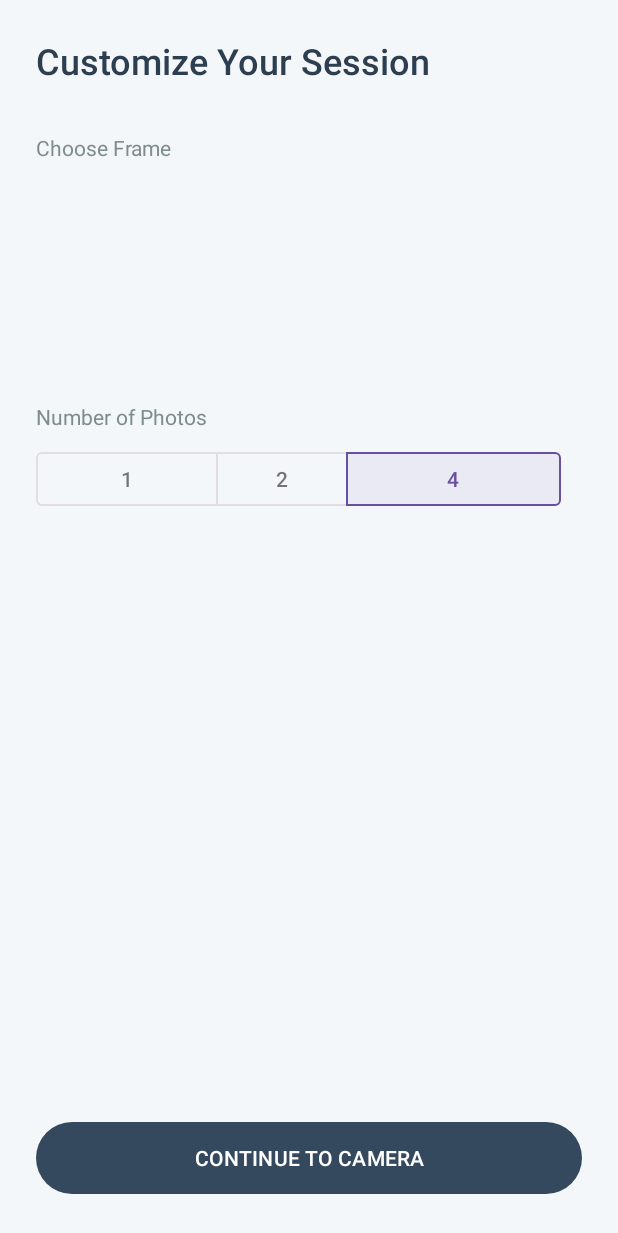
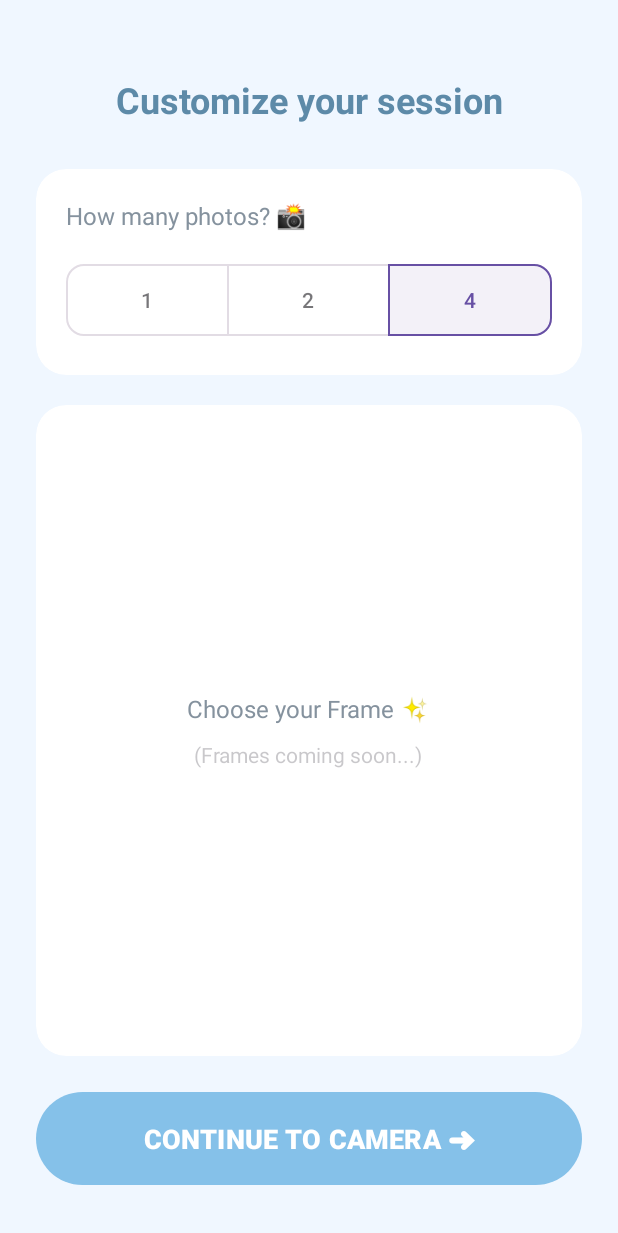
Before and after one commit to tbinh94/ExpressionPhotoBooth, an Android app: the SetupActivity screen opened directly, with no data from a screen before it, on a phone screen of 412 x 824 dp. Shown: the top 1233 px of the screen. Run offline under Robolectric (Android 15) with nearby library versions, the light colour scheme and no system bars.

Commit message:
update trang setup

```diff
--- a/app/src/main/java/com/example/expressionphotobooth/SetupActivity.java
+++ b/app/src/main/java/com/example/expressionphotobooth/SetupActivity.java
@@ -3,7 +3,8 @@ package com.example.expressionphotobooth;
 import android.content.Intent;
 import android.os.Bundle;
 import android.view.View;
-import androidx.activity.EdgeToEdge;import androidx.appcompat.app.AppCompatActivity;
+import androidx.activity.EdgeToEdge;
+import androidx.appcompat.app.AppCompatActivity;
 import androidx.core.graphics.Insets;
 import androidx.core.view.ViewCompat;
 import androidx.core.view.WindowInsetsCompat;
@@ -18,43 +19,31 @@ public class SetupActivity extends AppCompatActivity {
     @Override
     protected void onCreate(Bundle savedInstanceState) {
         super.onCreate(savedInstanceState);
-
-        // Kích hoạt hiển thị tràn viền (EdgeToEdge)
         EdgeToEdge.enable(this);
         setContentView(R.layout.activity_setup);
 
-        // Ánh xạ các View từ XML
+        // Ánh xạ
         toggleGroupQuantity = findViewById(R.id.toggleGroupQuantity);
         btnNext = findViewById(R.id.btnNext);
 
-        // Xử lý khoảng cách thanh hệ thống (StatusBar/NavigationBar)
-        ViewCompat.setOnApplyWindowInsetsListener(findViewById(android.R.id.content), (v, insets) -> {
+        // Xử lý System Bars
+        View mainLayout = findViewById(android.R.id.content);
+        ViewCompat.setOnApplyWindowInsetsListener(mainLayout, (v, insets) -> {
             Insets systemBars = insets.getInsets(WindowInsetsCompat.Type.systemBars());
             v.setPadding(systemBars.left, systemBars.top, systemBars.right, systemBars.bottom);
             return insets;
         });
 
-        // Thiết lập sự kiện khi bấm nút CONTINUE TO CAMERA
+        // Click Event
         btnNext.setOnClickListener(v -> {
-            // Lấy số lượng ảnh được chọn (mặc định là 4 nếu không lấy được)
             int photoCount = getSelectedPhotoCount();
 
-            // Chuyển sang MainActivity (Trang Camera)
             Intent intent = new Intent(SetupActivity.this, MainActivity.class);
-
-            // Truyền số lượng ảnh sang MainActivity qua Intent
             intent.putExtra("PHOTO_COUNT", photoCount);
-
             startActivity(intent);
-
-            // (Tùy chọn) Nếu bạn không muốn người dùng bấm Back quay lại màn hình Setup
-            // finish();
         });
     }
 
-    /**
-     * Phương thức phụ trợ để lấy số lượng ảnh dựa trên nút đang được chọn trong ToggleGroup
-     */
     private int getSelectedPhotoCount() {
         int checkedId = toggleGroupQuantity.getCheckedButtonId();
         if (checkedId == R.id.btn1) {
@@ -62,7 +51,7 @@ public class SetupActivity extends AppCompatActivity {
         } else if (checkedId == R.id.btn2) {
             return 2;
         } else {
-            return 4; // Mặc định là nút btn4
+            return 4; // Mặc định là btn4
         }
     }
 }
--- a/app/src/main/res/layout/activity_main.xml
+++ b/app/src/main/res/layout/activity_main.xml
@@ -74,33 +74,7 @@
         app:cardElevation="2dp"
         app:layout_constraintEnd_toEndOf="parent"
         app:layout_constraintStart_toStartOf="parent"
-        app:layout_constraintTop_toBottomOf="@id/previewCard">
-
-        <LinearLayout
-            android:layout_width="wrap_content"
-            android:layout_height="wrap_content"
-            android:gravity="center"
-            android:orientation="horizontal"
-            android:paddingHorizontal="24dp"
-            android:paddingVertical="12dp">
-
-            <ImageView
-                android:layout_width="18dp"
-                android:layout_height="18dp"
-                android:src="@android:drawable/ic_menu_camera"
-                app:tint="@android:color/white" />
-
-            <TextView
-                android:layout_width="wrap_content"
-                android:layout_height="wrap_content"
-                android:layout_marginStart="12dp"
-                android:text="INITIALIZE CAMERA"
-                android:textColor="@android:color/white"
-                android:textSize="12sp"
-                android:letterSpacing="0.1"
-                android:fontFamily="sans-serif-black" />
-        </LinearLayout>
-    </androidx.cardview.widget.CardView>
+        app:layout_constraintTop_toBottomOf="@id/previewCard"/>
 
     <!-- Nút chọn tỉ lệ -->
     <com.google.android.material.button.MaterialButtonToggleGroup
@@ -143,7 +117,7 @@
         android:layout_marginBottom="40dp"
         android:fontFamily="sans-serif-black"
         android:letterSpacing="0.15"
-        android:text="CAPTURE &amp; SAVE"
+        android:text="Take Photo"
         android:textSize="14sp"
         app:backgroundTint="#75A7DB"
         app:cornerRadius="0dp"
--- a/app/src/main/res/layout/activity_setup.xml
+++ b/app/src/main/res/layout/activity_setup.xml
@@ -1,88 +1,139 @@
 <?xml version="1.0" encoding="utf-8"?>
-<androidx.constraintlayout.widget.ConstraintLayout xmlns:android="http://schemas.android.com/apk/res/android"
+<androidx.constraintlayout.widget.ConstraintLayout
+    xmlns:android="http://schemas.android.com/apk/res/android"
     xmlns:app="http://schemas.android.com/apk/res-auto"
     android:layout_width="match_parent"
     android:layout_height="match_parent"
-    android:background="#F4F7F9"
-    android:padding="24dp">
+    android:background="#F0F7FF"> <!-- Màu nền xanh cực nhạt -->
 
+    <!-- Header Title -->
     <TextView
-        android:id="@+id/tvTitle"
+        android:id="@+id/tvHeader"
         android:layout_width="wrap_content"
         android:layout_height="wrap_content"
-        android:fontFamily="sans-serif-medium"
-        android:text="Customize Your Session"
-        android:textColor="#2C3E50"
+        android:layout_marginTop="50dp"
+        android:text="Customize your session"
+        android:textColor="#5D8AA8"
         android:textSize="24sp"
+        android:textStyle="bold"
+        app:layout_constraintEnd_toEndOf="parent"
         app:layout_constraintStart_toStartOf="parent"
         app:layout_constraintTop_toTopOf="parent" />
 
-    <TextView
-        android:id="@+id/labelFrame"
-        android:layout_width="wrap_content"
+    <!-- Section 1: Quantity Selection -->
+    <androidx.cardview.widget.CardView
+        android:id="@+id/cardQuantity"
+        android:layout_width="match_parent"
         android:layout_height="wrap_content"
-        android:layout_marginTop="32dp"
-        android:text="Choose Frame"
-        android:textColor="#7F8C8D"
-        app:layout_constraintStart_toStartOf="parent"
-        app:layout_constraintTop_toBottomOf="@id/tvTitle" />
+        android:layout_marginHorizontal="24dp"
+        android:layout_marginTop="30dp"
+        app:cardCornerRadius="20dp"
+        app:cardElevation="0dp"
+        app:cardBackgroundColor="@android:color/white"
+        app:layout_constraintTop_toBottomOf="@id/tvHeader">
 
-    <!-- Placeholder for frame selection (e.g., RecyclerView) -->
-    <androidx.recyclerview.widget.RecyclerView
-        android:id="@+id/rvFrames"
+        <LinearLayout
+            android:layout_width="match_parent"
+            android:layout_height="wrap_content"
+            android:orientation="vertical"
+            android:padding="20dp">
+
+            <TextView
+                android:layout_width="wrap_content"
+                android:layout_height="wrap_content"
+                android:text="How many photos? 📸"
+                android:textColor="#85929E"
+                android:textSize="16sp"
+                android:layout_marginBottom="15dp" />
+
+            <com.google.android.material.button.MaterialButtonToggleGroup
+                android:id="@+id/toggleGroupQuantity"
+                android:layout_width="match_parent"
+                android:layout_height="wrap_content"
+                app:singleSelection="true"
+                app:selectionRequired="true"
+                app:checkedButton="@+id/btn4">
+
+                <com.google.android.material.button.MaterialButton
+                    android:id="@+id/btn1"
+                    style="@style/Widget.MaterialComponents.Button.OutlinedButton"
+                    android:layout_width="0dp"
+                    android:layout_height="60dp"
+                    android:layout_weight="1"
+                    android:text="1"
+                    app:cornerRadius="12dp" />
+
+                <com.google.android.material.button.MaterialButton
+                    android:id="@+id/btn2"
+                    style="@style/Widget.MaterialComponents.Button.OutlinedButton"
+                    android:layout_width="0dp"
+                    android:layout_height="60dp"
+                    android:layout_weight="1"
+                    android:text="2" />
+
+                <com.google.android.material.button.MaterialButton
+                    android:id="@+id/btn4"
+                    style="@style/Widget.MaterialComponents.Button.OutlinedButton"
+                    android:layout_width="0dp"
+                    android:layout_height="60dp"
+                    android:layout_weight="1"
+                    android:text="4"
+                    app:cornerRadius="12dp" />
+            </com.google.android.material.button.MaterialButtonToggleGroup>
+        </LinearLayout>
+    </androidx.cardview.widget.CardView>
+
+    <!-- Section 2: Frame Selection Placeholder (KHOẢNG TRỐNG CHO FRAME) -->
+    <androidx.cardview.widget.CardView
+        android:id="@+id/cardFrames"
         android:layout_width="match_parent"
-        android:layout_height="120dp"
-        android:layout_marginTop="8dp"
-        app:layout_constraintTop_toBottomOf="@id/labelFrame" />
+        android:layout_height="0dp"
+        android:layout_marginHorizontal="24dp"
+        android:layout_marginVertical="20dp"
+        app:cardCornerRadius="20dp"
+        app:cardElevation="0dp"
+        app:cardBackgroundColor="@android:color/white"
+        app:layout_constraintBottom_toTopOf="@+id/btnNext"
+        app:layout_constraintTop_toBottomOf="@id/cardQuantity">
 
-    <TextView
-        android:id="@+id/labelQuantity"
-        android:layout_width="wrap_content"
-        android:layout_height="wrap_content"
-        android:layout_marginTop="32dp"
-        android:text="Number of Photos"
-        android:textColor="#7F8C8D"
-        app:layout_constraintStart_toStartOf="parent"
-        app:layout_constraintTop_toBottomOf="@id/rvFrames" />
+        <LinearLayout
+            android:layout_width="match_parent"
+            android:layout_height="match_parent"
+            android:gravity="center"
+            android:orientation="vertical"
+            android:padding="20dp">
 
-    <com.google.android.material.button.MaterialButtonToggleGroup
-        android:id="@+id/toggleGroupQuantity"
-        android:layout_width="wrap_content"
-        android:layout_height="wrap_content"
-        android:layout_marginTop="8dp"
-        app:checkedButton="@+id/btn4"
-        app:layout_constraintStart_toStartOf="parent"
-        app:layout_constraintTop_toBottomOf="@id/labelQuantity"
-        app:singleSelection="true">
+            <TextView
+                android:layout_width="wrap_content"
+                android:layout_height="wrap_content"
+                android:text="Choose your Frame ✨"
+                android:textColor="#85929E"
+                android:textSize="16sp" />
 
-        <Button
-            android:id="@+id/btn1"
-            style="@style/Widget.MaterialComponents.Button.OutlinedButton"
-            android:layout_width="121dp"
-            android:layout_height="wrap_content"
-            android:text="1" />
+            <!-- Chừa trống để bạn thêm Frame sau này -->
+            <TextView
+                android:layout_width="wrap_content"
+                android:layout_height="wrap_content"
+                android:layout_marginTop="10dp"
+                android:alpha="0.3"
+                android:text="(Frames coming soon...)"
+                android:textSize="14sp" />
+        </LinearLayout>
+    </androidx.cardview.widget.CardView>
 
-        <Button
-            android:id="@+id/btn2"
-            style="@style/Widget.MaterialComponents.Button.OutlinedButton"
-            android:layout_width="wrap_content"
-            android:layout_height="wrap_content"
-            android:text="2" />
-
-        <Button
-            android:id="@+id/btn4"
-            style="@style/Widget.MaterialComponents.Button.OutlinedButton"
-            android:layout_width="143dp"
-            android:layout_height="wrap_content"
-            android:text="4" />
-    </com.google.android.material.button.MaterialButtonToggleGroup>
-
+    <!-- Nút CONTINUE TO CAMERA -->
     <com.google.android.material.button.MaterialButton
         android:id="@+id/btnNext"
         android:layout_width="match_parent"
-        android:layout_height="56dp"
-        android:text="CONTINUE TO CAMERA"
-        app:backgroundTint="#34495E"
+        android:layout_height="70dp"
+        android:layout_marginHorizontal="24dp"
+        android:layout_marginBottom="30dp"
+        android:text="CONTINUE TO CAMERA ➜"
+        android:textSize="18sp"
+        android:textStyle="bold"
+        app:backgroundTint="#85C1E9"
+        app:cornerRadius="35dp"
+        app:elevation="4dp"
         app:layout_constraintBottom_toBottomOf="parent" />
 
 </androidx.constraintlayout.widget.ConstraintLayout>
```
